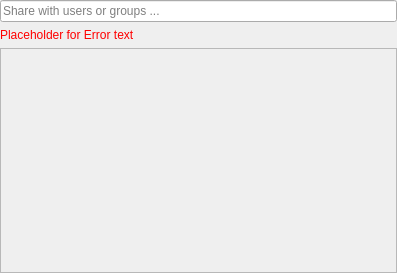
Qt form src/gui/shareusergroupwidget.ui (GrossLukas/client) before a commit.
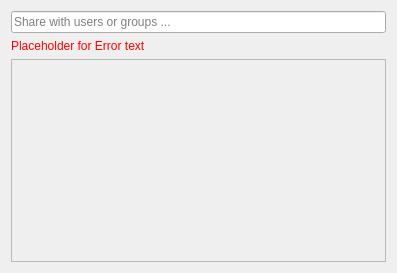
The same form after that commit.

Patch:
```diff
--- a/src/gui/shareusergroupwidget.ui
+++ b/src/gui/shareusergroupwidget.ui
@@ -14,18 +14,6 @@
    <string>Share NewDocument.odt</string>
   </property>
   <layout class="QVBoxLayout" name="verticalLayout">
-   <property name="leftMargin">
-    <number>0</number>
-   </property>
-   <property name="topMargin">
-    <number>0</number>
-   </property>
-   <property name="rightMargin">
-    <number>0</number>
-   </property>
-   <property name="bottomMargin">
-    <number>0</number>
-   </property>
    <item>
     <layout class="QHBoxLayout" name="shareeHorizontalLayout">
      <item>
```
